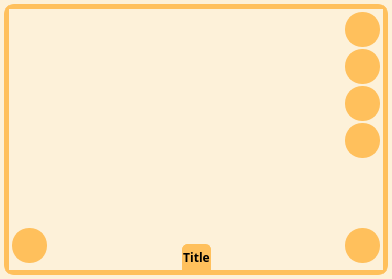
This is UI/stacked_recipes.ui in juvarlet/a_table as Qt 5 draws it before an edit. The edited form follows.
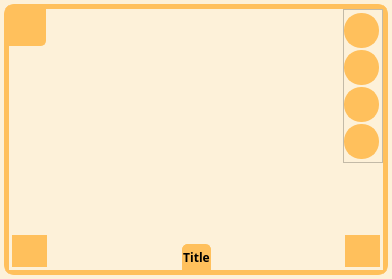
This is the edited form. Icons and pictures are not drawn.

Commit message: stack : lock feature update stylesheets for spinboxes first db version auto confirm history update

What changed in the file:
```diff
--- a/UI/stacked_recipes.ui
+++ b/UI/stacked_recipes.ui
@@ -130,6 +130,12 @@
 QFrame#frame_list, QFrame #frame_buttons_2{
 	background-color:#ffe0ad;
 }
+
+QFrame#frame_lock{
+	border: 1px solid #ffc05c;
+	border-bottom-right-radius: 5px;
+	background-color:#ffc05c;
+}
 QListWidget#list_stack{
 	background-color:transparent;
 }
@@ -150,6 +156,7 @@
 		background-color:#ffc05c;
     }
 
+
 /**/
 </string>
   </property>
@@ -335,102 +342,18 @@
               <number>0</number>
              </property>
              <property name="topMargin">
-              <number>3</number>
+              <number>0</number>
              </property>
              <property name="rightMargin">
-              <number>3</number>
+              <number>0</number>
              </property>
              <property name="bottomMargin">
               <number>0</number>
              </property>
-             <property name="horizontalSpacing">
+             <property name="spacing">
               <number>0</number>
              </property>
-             <property name="verticalSpacing">
-              <number>2</number>
-             </property>
-             <item row="5" column="1">
-              <widget class="QPushButton" name="pB_delete">
-               <property name="maximumSize">
-                <size>
-                 <width>35</width>
-                 <height>35</height>
-                </size>
-               </property>
-               <property name="toolTip">
-                <string>Supprimer cette recette</string>
-               </property>
-               <property name="text">
-                <string/>
-               </property>
-               <property name="icon">
-                <iconset>
-                 <normaloff>images/icon_bin.png</normaloff>images/icon_bin.png</iconset>
-               </property>
-               <property name="iconSize">
-                <size>
-                 <width>27</width>
-                 <height>27</height>
-                </size>
-               </property>
-              </widget>
-             </item>
-             <item row="1" column="1">
-              <widget class="QPushButton" name="pB_add">
-               <property name="maximumSize">
-                <size>
-                 <width>35</width>
-                 <height>35</height>
-                </size>
-               </property>
-               <property name="toolTip">
-                <string>Ajouter une recette</string>
-               </property>
-               <property name="text">
-                <string/>
-               </property>
-               <property name="icon">
-                <iconset>
-                 <normaloff>images/icon_add_recipe.png</normaloff>images/icon_add_recipe.png</iconset>
-               </property>
-               <property name="iconSize">
-                <size>
-                 <width>27</width>
-                 <height>27</height>
-                </size>
-               </property>
-              </widget>
-             </item>
-             <item row="3" column="1">
-              <widget class="QPushButton" name="pB_edit">
-               <property name="maximumSize">
-                <size>
-                 <width>35</width>
-                 <height>35</height>
-                </size>
-               </property>
-               <property name="toolTip">
-                <string>Changer de recette</string>
-               </property>
-               <property name="text">
-                <string/>
-               </property>
-               <property name="icon">
-                <iconset>
-                 <normaloff>images/icon_edit_2.png</normaloff>images/icon_edit_2.png</iconset>
-               </property>
-               <property name="iconSize">
-                <size>
-                 <width>27</width>
-                 <height>27</height>
-                </size>
-               </property>
-               <property name="checkable">
-                <bool>true</bool>
-               </property>
-              </widget>
-             </item>
-             <item row="6" column="0">
+             <item row="7" column="1">
               <spacer name="horizontalSpacer">
                <property name="orientation">
                 <enum>Qt::Horizontal</enum>
@@ -443,7 +366,57 @@
                </property>
               </spacer>
              </item>
-             <item row="6" column="1">
+             <item row="1" column="0">
+              <widget class="QFrame" name="frame_lock">
+               <property name="frameShape">
+                <enum>QFrame::StyledPanel</enum>
+               </property>
+               <property name="frameShadow">
+                <enum>QFrame::Raised</enum>
+               </property>
+               <layout class="QGridLayout" name="gridLayout_17">
+                <property name="leftMargin">
+                 <number>0</number>
+                </property>
+                <property name="topMargin">
+                 <number>0</number>
+                </property>
+                <property name="rightMargin">
+                 <number>0</number>
+                </property>
+                <property name="bottomMargin">
+                 <number>0</number>
+                </property>
+                <item row="0" column="0">
+                 <widget class="QPushButton" name="pB_lock">
+                  <property name="maximumSize">
+                   <size>
+                    <width>35</width>
+                    <height>35</height>
+                   </size>
+                  </property>
+                  <property name="text">
+                   <string/>
+                  </property>
+                  <property name="icon">
+                   <iconset>
+                    <normaloff>images/icon_unlock.png</normaloff>images/icon_unlock.png</iconset>
+                  </property>
+                  <property name="iconSize">
+                   <size>
+                    <width>27</width>
+                    <height>27</height>
+                   </size>
+                  </property>
+                  <property name="checkable">
+                   <bool>true</bool>
+                  </property>
+                 </widget>
+                </item>
+               </layout>
+              </widget>
+             </item>
+             <item row="7" column="2">
               <spacer name="verticalSpacer">
                <property name="orientation">
                 <enum>Qt::Vertical</enum>
@@ -456,30 +429,164 @@
                </property>
               </spacer>
              </item>
-             <item row="4" column="1">
-              <widget class="QPushButton" name="pB_details">
-               <property name="maximumSize">
+             <item row="7" column="0">
+              <spacer name="verticalSpacer_5">
+               <property name="orientation">
+                <enum>Qt::Vertical</enum>
+               </property>
+               <property name="sizeHint" stdset="0">
                 <size>
-                 <width>35</width>
-                 <height>35</height>
+                 <width>20</width>
+                 <height>40</height>
                 </size>
                </property>
-               <property name="toolTip">
-                <string>Détails de cette recette</string>
+              </spacer>
+             </item>
+             <item row="6" column="0">
+              <spacer name="verticalSpacer_6">
+               <property name="orientation">
+                <enum>Qt::Vertical</enum>
                </property>
-               <property name="text">
-                <string/>
-               </property>
-               <property name="icon">
-                <iconset>
-                 <normaloff>images/icon_search.png</normaloff>images/icon_search.png</iconset>
-               </property>
-               <property name="iconSize">
+               <property name="sizeHint" stdset="0">
                 <size>
-                 <width>27</width>
-                 <height>27</height>
+                 <width>20</width>
+                 <height>40</height>
                 </size>
                </property>
+              </spacer>
+             </item>
+             <item row="1" column="2" rowspan="5">
+              <widget class="QFrame" name="frame_edit">
+               <property name="frameShape">
+                <enum>QFrame::StyledPanel</enum>
+               </property>
+               <property name="frameShadow">
+                <enum>QFrame::Raised</enum>
+               </property>
+               <layout class="QGridLayout" name="gridLayout_18">
+                <property name="leftMargin">
+                 <number>0</number>
+                </property>
+                <property name="topMargin">
+                 <number>3</number>
+                </property>
+                <property name="rightMargin">
+                 <number>3</number>
+                </property>
+                <property name="bottomMargin">
+                 <number>3</number>
+                </property>
+                <property name="spacing">
+                 <number>2</number>
+                </property>
+                <item row="1" column="0">
+                 <widget class="QPushButton" name="pB_edit">
+                  <property name="maximumSize">
+                   <size>
+                    <width>35</width>
+                    <height>35</height>
+                   </size>
+                  </property>
+                  <property name="toolTip">
+                   <string>Changer de recette</string>
+                  </property>
+                  <property name="text">
+                   <string/>
+                  </property>
+                  <property name="icon">
+                   <iconset>
+                    <normaloff>images/icon_edit_2.png</normaloff>images/icon_edit_2.png</iconset>
+                  </property>
+                  <property name="iconSize">
+                   <size>
+                    <width>27</width>
+                    <height>27</height>
+                   </size>
+                  </property>
+                  <property name="checkable">
+                   <bool>true</bool>
+                  </property>
+                 </widget>
+                </item>
+                <item row="0" column="0">
+                 <widget class="QPushButton" name="pB_add">
+                  <property name="maximumSize">
+                   <size>
+                    <width>35</width>
+                    <height>35</height>
+                   </size>
+                  </property>
+                  <property name="toolTip">
+                   <string>Ajouter une recette</string>
+                  </property>
+                  <property name="text">
+                   <string/>
+                  </property>
+                  <property name="icon">
+                   <iconset>
+                    <normaloff>images/icon_add_recipe.png</normaloff>images/icon_add_recipe.png</iconset>
+                  </property>
+                  <property name="iconSize">
+                   <size>
+                    <width>27</width>
+                    <height>27</height>
+                   </size>
+                  </property>
+                 </widget>
+                </item>
+                <item row="2" column="0">
+                 <widget class="QPushButton" name="pB_details">
+                  <property name="maximumSize">
+                   <size>
+                    <width>35</width>
+                    <height>35</height>
+                   </size>
+                  </property>
+                  <property name="toolTip">
+                   <string>Détails de cette recette</string>
+                  </property>
+                  <property name="text">
+                   <string/>
+                  </property>
+                  <property name="icon">
+                   <iconset>
+                    <normaloff>images/icon_search.png</normaloff>images/icon_search.png</iconset>
+                  </property>
+                  <property name="iconSize">
+                   <size>
+                    <width>27</width>
+                    <height>27</height>
+                   </size>
+                  </property>
+                 </widget>
+                </item>
+                <item row="3" column="0">
+                 <widget class="QPushButton" name="pB_delete">
+                  <property name="maximumSize">
+                   <size>
+                    <width>35</width>
+                    <height>35</height>
+                   </size>
+                  </property>
+                  <property name="toolTip">
+                   <string>Supprimer cette recette</string>
+                  </property>
+                  <property name="text">
+                   <string/>
+                  </property>
+                  <property name="icon">
+                   <iconset>
+                    <normaloff>images/icon_bin.png</normaloff>images/icon_bin.png</iconset>
+                  </property>
+                  <property name="iconSize">
+                   <size>
+                    <width>27</width>
+                    <height>27</height>
+                   </size>
+                  </property>
+                 </widget>
+                </item>
+               </layout>
               </widget>
              </item>
             </layout>
```
Left out of the diff: 3 changed lines with no effect on the pictures. The commit also changes 19 other files.
